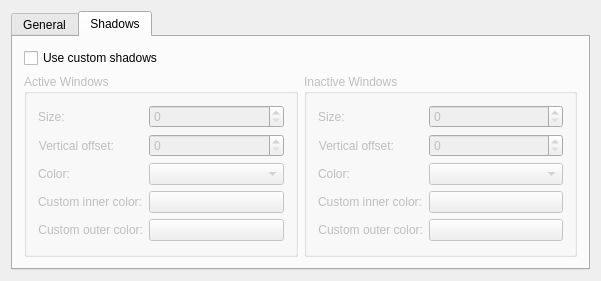
QtCurve/qtcurve, file kwinconfig/qtcurvekwinconfigwidget.ui: the form before one commit.
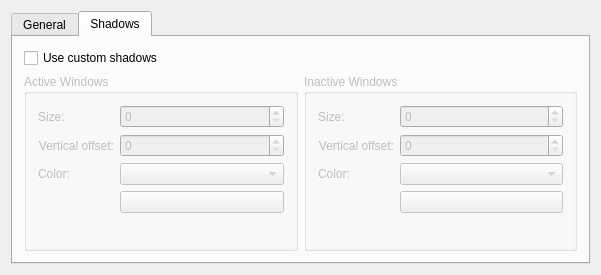
The form after the commit. The open tabs and pages were chosen to show the change. Custom widgets are drawn as their Qt base class.

Patch:
```diff
--- a/kwinconfig/qtcurvekwinconfigwidget.ui
+++ b/kwinconfig/qtcurvekwinconfigwidget.ui
@@ -170,33 +170,10 @@
            </widget>
           </item>
           <item row="2" column="1">
-           <widget class="QComboBox" name="activeShadowColor"/>
-          </item>
-          <item row="3" column="0">
-           <widget class="QLabel" name="label_7">
-            <property name="text">
-             <string>Custom inner color:</string>
-            </property>
-            <property name="alignment">
-             <set>Qt::AlignRight|Qt::AlignTrailing|Qt::AlignVCenter</set>
-            </property>
-           </widget>
+           <widget class="QComboBox" name="activeShadowColorType"/>
           </item>
           <item row="3" column="1">
-           <widget class="KColorButton" name="activeShadowInnerColor"/>
-          </item>
-          <item row="4" column="0">
-           <widget class="QLabel" name="label_8">
-            <property name="text">
-             <string>Custom outer color:</string>
-            </property>
-            <property name="alignment">
-             <set>Qt::AlignRight|Qt::AlignTrailing|Qt::AlignVCenter</set>
-            </property>
-           </widget>
-          </item>
-          <item row="4" column="1">
-           <widget class="KColorButton" name="activeShadowOuterColor"/>
+           <widget class="KColorButton" name="activeShadowColor"/>
           </item>
          </layout>
         </widget>
@@ -244,33 +221,10 @@
            </widget>
           </item>
           <item row="2" column="1">
-           <widget class="QComboBox" name="inactiveShadowColor"/>
-          </item>
-          <item row="3" column="0">
-           <widget class="QLabel" name="label_13">
-            <property name="text">
-             <string>Custom inner color:</string>
-            </property>
-            <property name="alignment">
-             <set>Qt::AlignRight|Qt::AlignTrailing|Qt::AlignVCenter</set>
-            </property>
-           </widget>
+           <widget class="QComboBox" name="inactiveShadowColorType"/>
           </item>
           <item row="3" column="1">
-           <widget class="KColorButton" name="inactiveShadowInnerColor"/>
-          </item>
-          <item row="4" column="0">
-           <widget class="QLabel" name="label_14">
-            <property name="text">
-             <string>Custom outer color:</string>
-            </property>
-            <property name="alignment">
-             <set>Qt::AlignRight|Qt::AlignTrailing|Qt::AlignVCenter</set>
-            </property>
-           </widget>
-          </item>
-          <item row="4" column="1">
-           <widget class="KColorButton" name="inactiveShadowOuterColor"/>
+           <widget class="KColorButton" name="inactiveShadowColor"/>
           </item>
          </layout>
         </widget>
```
Left out of the diff: 6 changed lines with no effect on the pictures.
